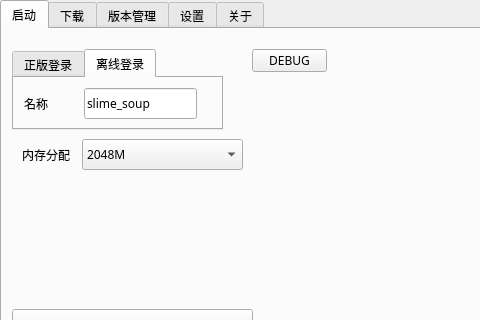
The window that qt.ui (HPLAY-dev/spectrum-minecraft-launcher) describes before a commit, drawn with Qt 5; both pictures show x 0 to 480 and y 0 to 320 of the 783 by 480 pixel window.
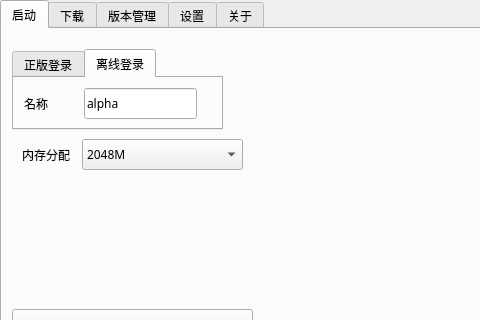
The same window after the commit. The open tabs and pages were chosen to show the change.

Patch:
```diff
--- a/qt.ui
+++ b/qt.ui
@@ -117,7 +117,7 @@
          </rect>
         </property>
         <property name="text">
-         <string>slime_soup</string>
+         <string>alpha</string>
         </property>
        </widget>
       </widget>
@@ -218,19 +218,6 @@
        <string>补全文件</string>
       </property>
      </widget>
-     <widget class="QPushButton" name="DEBUG_REMOVE_RELEASE">
-      <property name="geometry">
-       <rect>
-        <x>250</x>
-        <y>20</y>
-        <width>75</width>
-        <height>23</height>
-       </rect>
-      </property>
-      <property name="text">
-       <string>DEBUG</string>
-      </property>
-     </widget>
      <zorder>tabWidget</zorder>
      <zorder>comboBox_4</zorder>
      <zorder>label_10</zorder>
```
Left out of the diff: 26 changed lines with no effect on the pictures.
